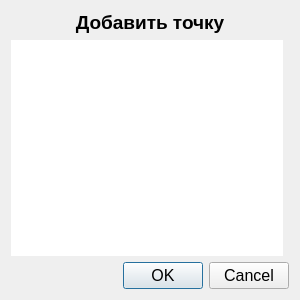
Qt form app/SML/gui/add_point_dialog.ui (Xtail96/SML) before a commit.
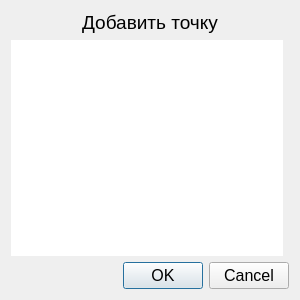
The same form after that commit.

Diff of the .ui file:
```diff
--- a/app/SML/gui/add_point_dialog.ui
+++ b/app/SML/gui/add_point_dialog.ui
@@ -42,8 +42,8 @@
      <property name="font">
       <font>
        <pointsize>14</pointsize>
-       <weight>75</weight>
-       <bold>true</bold>
+       <weight>50</weight>
+       <bold>false</bold>
       </font>
      </property>
      <property name="text">
```
